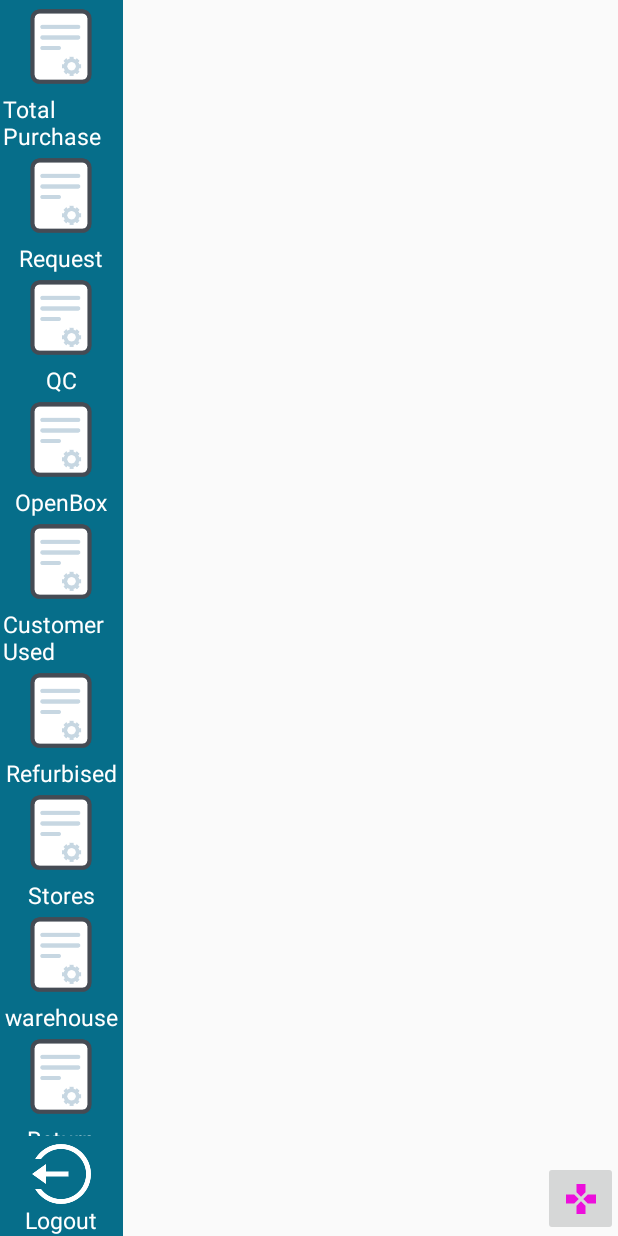
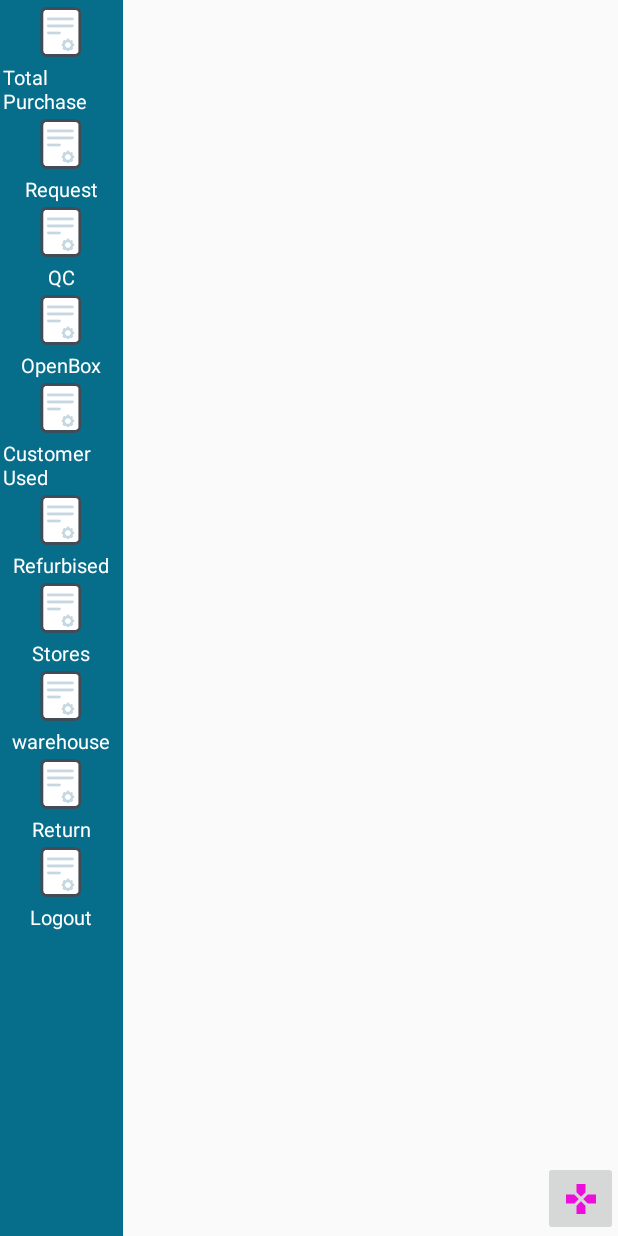
Before and after one commit to savejraees/warehouse, an Android app: the MainActivity screen opened directly, with no data from a screen before it, on a phone screen of 412 x 824 dp. Run offline under Robolectric (Android 15) with nearby library versions, the phone set to English and light mode, and no system bars; libraries missing offline, so code that uses them is left out: com.karumi.dexter; pictures from the network do not load; 1 statement that could not run was skipped.

```diff
--- a/app/src/main/java/com/saifi/warehouse/MainActivity.java
+++ b/app/src/main/java/com/saifi/warehouse/MainActivity.java
@@ -42,9 +42,9 @@ public class MainActivity extends AppCompatActivity implements ScanResultReceive
 
     RecyclerView rv_main;
 
-    String[] textMain = {"Total Purchase", "Request", "QC", "OpenBox", "Customer Used", "Refurbised", "Stores", "warehouse", "Return"};
+    String[] textMain = {"Total Purchase", "Request", "QC", "OpenBox", "Customer Used", "Refurbised", "Stores", "warehouse", "Return","Logout"};
     int[] imgMain = {R.drawable.request_icon, R.drawable.request_icon, R.drawable.request_icon, R.drawable.request_icon,
-            R.drawable.request_icon, R.drawable.request_icon, R.drawable.request_icon, R.drawable.request_icon, R.drawable.request_icon};
+            R.drawable.request_icon, R.drawable.request_icon, R.drawable.request_icon, R.drawable.request_icon, R.drawable.request_icon,R.drawable.request_icon};
 
     ArrayList<MainCatogryModel> list = new ArrayList<>();
     MainAdapter mainAdapter;
@@ -52,7 +52,7 @@ public class MainActivity extends AppCompatActivity implements ScanResultReceive
     Boolean mainCategory = true;
     private static final int STORAGE_PERMISSION_CODE = 123;
     public String barcode = "";
-    ImageView imgLogout;
+   // ImageView imgLogout;
     long back_pressed = 0;
     RelativeLayout mainLayout;
 
@@ -68,19 +68,19 @@ public class MainActivity extends AppCompatActivity implements ScanResultReceive
 
         rv_main = findViewById(R.id.rv_main);
         linearCateogry = findViewById(R.id.linearCateogry);
-        imgLogout = findViewById(R.id.imgLogout);
+       // imgLogout = findViewById(R.id.imgLogout);
         mainLayout = findViewById(R.id.mainLayout);
         rvSet();
 
-        imgLogout.setOnClickListener(new View.OnClickListener() {
-            @Override
-            public void onClick(View view) {
-                Toast.makeText(MainActivity.this, "Logout Successfully", Toast.LENGTH_SHORT).show();
-                new SessonManager(MainActivity.this).setToken("");
-                startActivity(new Intent(MainActivity.this, LoginAcivity.class).addFlags(Intent.FLAG_ACTIVITY_CLEAR_TASK)
-                        .addFlags(Intent.FLAG_ACTIVITY_NEW_TASK));
-            }
-        });
+//        imgLogout.setOnClickListener(new View.OnClickListener() {
+//            @Override
+//            public void onClick(View view) {
+//                Toast.makeText(MainActivity.this, "Logout Successfully", Toast.LENGTH_SHORT).show();
+//                new SessonManager(MainActivity.this).setToken("");
+//                startActivity(new Intent(MainActivity.this, LoginAcivity.class).addFlags(Intent.FLAG_ACTIVITY_CLEAR_TASK)
+//                        .addFlags(Intent.FLAG_ACTIVITY_NEW_TASK));
+//            }
+//        });
 
 
     }
--- a/app/src/main/java/com/saifi/warehouse/adapter/MainAdapter.java
+++ b/app/src/main/java/com/saifi/warehouse/adapter/MainAdapter.java
@@ -104,6 +104,14 @@ public class MainAdapter extends RecyclerView.Adapter<MainAdapter.TotalHolder> {
                     ReturnFragment frag = new ReturnFragment();
                     replaceFragment(frag);
                 }
+                else if (index == 9) {
+                    Toast.makeText(context, "Logout Successfully", Toast.LENGTH_SHORT).show();
+                new SessonManager(context).setToken("");
+                    context.startActivity(new Intent(context, LoginAcivity.class).addFlags(Intent.FLAG_ACTIVITY_CLEAR_TASK)
+                        .addFlags(Intent.FLAG_ACTIVITY_NEW_TASK));
+                }
+
+
 
             }
         });
--- a/app/src/main/res/layout/activity_main.xml
+++ b/app/src/main/res/layout/activity_main.xml
@@ -37,22 +37,22 @@
            android:layout_marginLeft="2dp"/>
        </RelativeLayout>
 
-       <ImageView
-           android:id="@+id/imgLogout"
-           android:layout_width="40dp"
-           android:layout_height="40dp"
-           android:layout_gravity="center_horizontal"
-           android:src="@drawable/logout">
+<!--       <ImageView-->
+<!--           android:id="@+id/imgLogout"-->
+<!--           android:layout_width="40dp"-->
+<!--           android:layout_height="40dp"-->
+<!--           android:layout_gravity="center_horizontal"-->
+<!--           android:src="@drawable/logout">-->
 
-       </ImageView>
+<!--       </ImageView>-->
 
-       <TextView
-           android:layout_width="wrap_content"
-           android:layout_height="wrap_content"
-           android:textColor="@android:color/white"
-           android:layout_gravity="center_horizontal"
-           android:textSize="15dp"
-           android:text="Logout"></TextView>
+<!--       <TextView-->
+<!--           android:layout_width="wrap_content"-->
+<!--           android:layout_height="wrap_content"-->
+<!--           android:textColor="@android:color/white"-->
+<!--           android:layout_gravity="center_horizontal"-->
+<!--           android:textSize="15dp"-->
+<!--           android:text="Logout"></TextView>-->
    </LinearLayout>
 
     <LinearLayout
--- a/app/src/main/res/layout/row_main.xml
+++ b/app/src/main/res/layout/row_main.xml
@@ -8,8 +8,8 @@
 
     <ImageView
         android:id="@+id/imgMAin"
-        android:layout_width="60dp"
-        android:layout_height="60dp"
+        android:layout_width="40dp"
+        android:layout_height="40dp"
         android:layout_gravity="center_horizontal"
         android:src="@drawable/open_box">
     </ImageView>
@@ -20,7 +20,7 @@
         android:layout_height="wrap_content"
         android:layout_gravity="center_horizontal"
         android:text="abcd"
-        android:textSize="15dp"
+        android:textSize="13dp"
         android:textColor="@android:color/white">
 
     </TextView>
```
